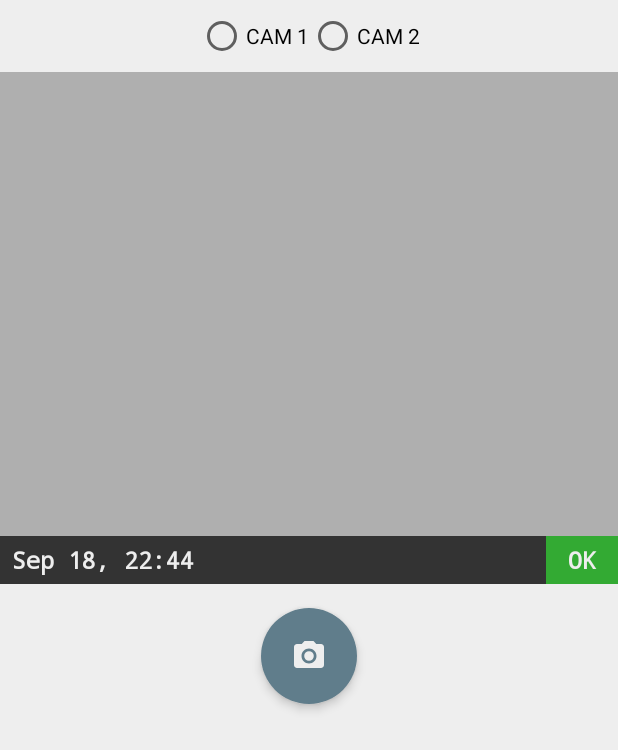
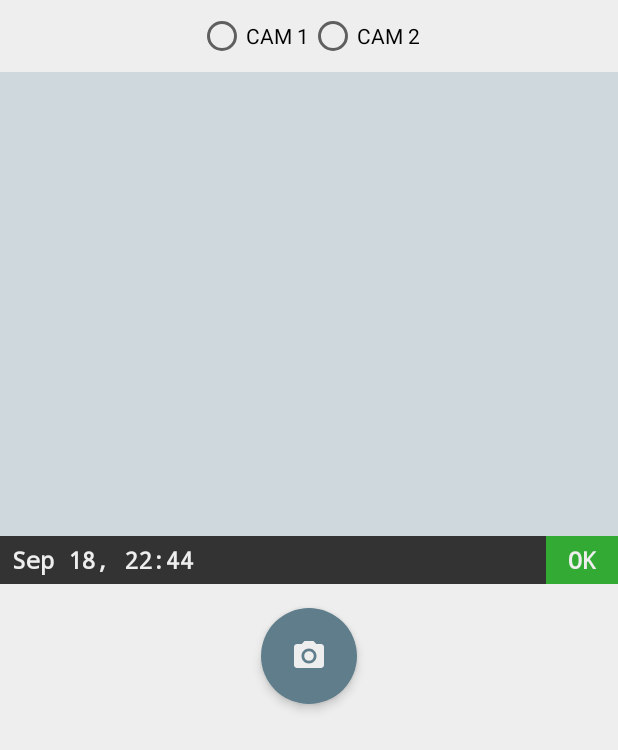
Before and after one commit to simmlemming/HomeSitter, an Android app: the layout activity_main.xml on its own in the app's theme, with its tools: preview values and no code run, on a phone screen of 412 x 824 dp. Shown: the top 750 px of the screen. Run offline under Robolectric (Android 15) with nearby library versions, the phone set to English and light mode, and no system bars.

Commit message:
New colors and app icon.

```diff
--- a/app/src/main/res/values/colors.xml
+++ b/app/src/main/res/values/colors.xml
@@ -1,10 +1,11 @@
 <?xml version="1.0" encoding="utf-8"?>
 <resources>
     <color name="colorPrimary">#607D8B</color>
-    <color name="colorPrimaryDark">#546E7A</color>
-    <color name="colorAccent">#FF4081</color>
+    <color name="colorPrimaryDark">#455A64</color>
+    <color name="colorAccent">#FF9800</color>
 
-    <color name="colorPrimary_disabled">#AFAFAF</color>
+    <color name="colorPrimary_disabled">#CFD8DC</color>
+
     <color name="black">#333333</color>
     <color name="white">#eeeeee</color>
     <color name="ok">#33aa33</color>
--- a/app/src/main/res/values/styles.xml
+++ b/app/src/main/res/values/styles.xml
@@ -20,10 +20,6 @@
         <item name="colorControlActivated">@color/colorPrimary</item>
     </style>
 
-    <style name="AppTheme.WhiteSwitch">
-        <item name="colorControlActivated">@color/white</item>
-    </style>
-
     <style name="Time">
         <item name="android:textColor">@color/white</item>
         <item name="android:textSize">16dp</item>
```
Also changed, not shown: app/src/main/res/drawable-hdpi/ic_launcher_icon.png, app/src/main/res/drawable-mdpi/ic_launcher_icon.png, app/src/main/res/drawable-xhdpi/ic_launcher_icon.png, app/src/main/res/drawable-xxhdpi/ic_launcher_icon.png, app/src/main/res/drawable-xxxhdpi/ic_launcher_icon.png, 1 other file.
